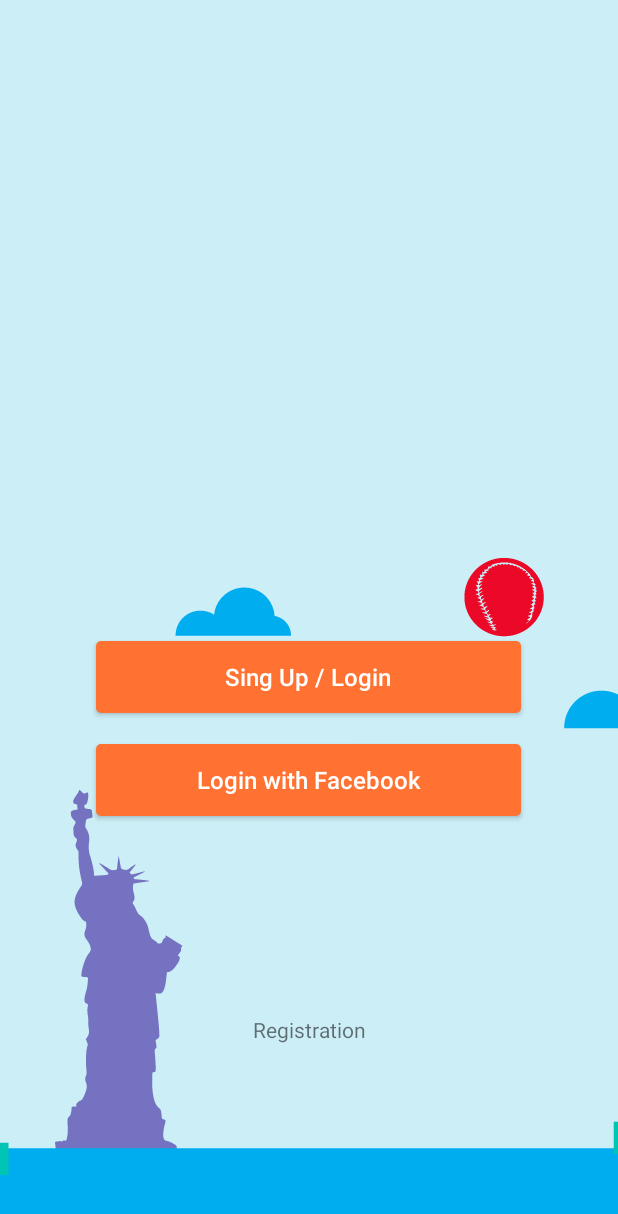
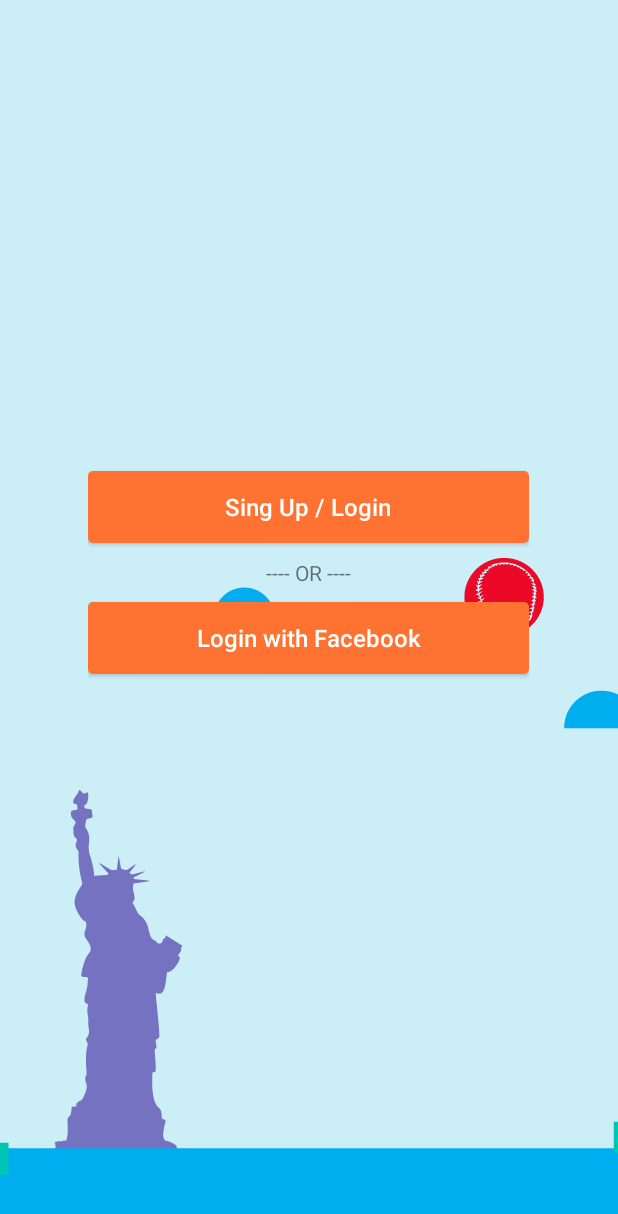
Before and after one commit to kidsdynamic/AndroidSwingApp, an Android app: the screen it shows after launch (MainActivity), on a phone screen of 412 x 824 dp. Shown: the top 1214 px of the screen. Run offline under Robolectric (Android 15) with nearby library versions, the light colour scheme and no system bars.

Commit message:
Build FragmentRegistration UI-flow and OnFinishListener

```diff
--- a/app/src/main/java/com/kidsdynamic/swing/androidswingapp/FragmentRegistration.java
+++ b/app/src/main/java/com/kidsdynamic/swing/androidswingapp/FragmentRegistration.java
@@ -2,6 +2,7 @@
 
 import android.app.Fragment;
 import android.os.Bundle;
+import android.util.Log;
 import android.view.LayoutInflater;
 import android.view.View;
 import android.view.ViewGroup;
@@ -25,16 +26,15 @@
     public View onCreateView(LayoutInflater inflater, ViewGroup container, Bundle savedInstanceState) {
         mMainView = inflater.inflate(R.layout.fragment_registration, container, false);
 
-        mMainView.findViewById(R.id.registration_label).setOnClickListener(mLabelClickListener);
-
         mViewPager = (ViewPagerRegistration) mMainView.findViewById(R.id.registration_viewpager);
+        mViewPager.setOnFinishListener(mOnFinishListener);
 
         return mMainView;
     }
 
-    View.OnClickListener mLabelClickListener = new View.OnClickListener() {
+    private ViewPagerRegistration.OnFinishListener mOnFinishListener = new ViewPagerRegistration.OnFinishListener() {
         @Override
-        public void onClick(View view) {
+        public void finish() {
             mMainActivity.showControl(true);
             mMainActivity.selectControl(null);
         }
--- a/app/src/main/java/com/kidsdynamic/swing/androidswingapp/ViewPagerRegistration.java
+++ b/app/src/main/java/com/kidsdynamic/swing/androidswingapp/ViewPagerRegistration.java
@@ -7,6 +7,7 @@
 import android.view.LayoutInflater;
 import android.view.View;
 import android.view.ViewGroup;
+import android.widget.Button;
 
 import java.util.ArrayList;
 
@@ -15,23 +16,136 @@
  */
 
 public class ViewPagerRegistration extends ViewPager {
-    ArrayList<View> mViewList;
+    private ArrayList<View> mViewList;
+
+    private Button mButtonLogin;
+    private Button mButtonFacebook;
+    private Button mButtonEmail;
+    private Button mButtonPassword;
+    private Button mButtonFirstName;
+    private Button mButtonLastName;
+    private Button mButtonPhone;
+    private Button mButtonZip;
+    private Button mButtonWatchYes;
+    private Button mButtonWatchNo;
+    private Button mButtonKidFirstName;
+    private Button mButtonKidLastName;
+
+    private OnFinishListener mOnFinishListener = null;
 
     public ViewPagerRegistration(Context context, AttributeSet attrs) {
-        super(context);
+        super(context, attrs);
 
         mViewList = new ArrayList<>();
 
         LayoutInflater inflater = (LayoutInflater) context.getSystemService(context.LAYOUT_INFLATER_SERVICE);
 
-        mViewList.add(inflater.inflate(R.layout.registration_login, null));
-        mViewList.add(inflater.inflate(R.layout.registration_account, null));
-        mViewList.add(inflater.inflate(R.layout.registration_info, null));
-        mViewList.add(inflater.inflate(R.layout.registration_have_watch, null));
-        mViewList.add(inflater.inflate(R.layout.registration_select_watch, null));
-        mViewList.add(inflater.inflate(R.layout.registration_kid, null));
+        View view;
+
+        // Page Login
+        view = inflater.inflate(R.layout.registration_login, null);
+        mViewList.add(view);
+
+        mButtonLogin = (Button) view.findViewById(R.id.registration_login_login);
+        mButtonLogin.setOnClickListener(mButtonClickListener);
+
+        mButtonFacebook = (Button) view.findViewById(R.id.registration_login_facebook);
+        mButtonFacebook.setOnClickListener(mButtonClickListener);
+
+        // Page Account
+        view = inflater.inflate(R.layout.registration_account, null);
+        mViewList.add(view);
+
+        mButtonEmail = (Button) view.findViewById(R.id.registration_account_email);
+        mButtonEmail.setOnClickListener(mButtonClickListener);
+
+        mButtonPassword = (Button) view.findViewById(R.id.registration_account_password);
+        mButtonPassword.setOnClickListener(mButtonClickListener);
+
+        // Page Info
+        view = inflater.inflate(R.layout.registration_info, null);
+        mViewList.add(view);
+
+        mButtonFirstName = (Button) view.findViewById(R.id.registration_info_first);
+        mButtonFirstName.setOnClickListener(mButtonClickListener);
+
+        mButtonLastName = (Button) view.findViewById(R.id.registration_info_last);
+        mButtonLastName.setOnClickListener(mButtonClickListener);
+
+        mButtonPhone = (Button) view.findViewById(R.id.registration_info_phone);
+        mButtonPhone.setOnClickListener(mButtonClickListener);
+
+        mButtonZip = (Button) view.findViewById(R.id.registration_info_zip);
+        mButtonZip.setOnClickListener(mButtonClickListener);
+
+        // Page Have Watch
+        view = inflater.inflate(R.layout.registration_have_watch, null);
+        mViewList.add(view);
+
+        mButtonWatchYes = (Button) view.findViewById(R.id.registration_have_watch_yes);
+        mButtonWatchYes.setOnClickListener(mButtonClickListener);
+
+        mButtonWatchNo = (Button) view.findViewById(R.id.registration_have_watch_no);
+        mButtonWatchNo.setOnClickListener(mButtonClickListener);
+
+        // Page Select Watch
+        view = inflater.inflate(R.layout.registration_select_watch, null);
+        mViewList.add(view);
+
+        // Page Kid
+        view = inflater.inflate(R.layout.registration_kid, null);
+        mViewList.add(view);
+
+        mButtonKidFirstName = (Button) view.findViewById(R.id.registration_kid_first);
+        mButtonKidFirstName.setOnClickListener(mButtonClickListener);
+
+        mButtonKidLastName = (Button) view.findViewById(R.id.registration_kid_last);
+        mButtonKidLastName.setOnClickListener(mButtonClickListener);
 
         setAdapter(mPagerAdapter);
+
+        //beginFakeDrag();    // Disable scroll
+    }
+
+    Button.OnClickListener mButtonClickListener = new OnClickListener() {
+        @Override
+        public void onClick(View view) {
+            if (view == mButtonLogin) {
+                setCurrentItem(1, true);
+            } else if (view == mButtonFacebook) {
+                setCurrentItem(2, true);
+            } else if (view == mButtonEmail) {
+                setCurrentItem(2, true);
+            } else if (view == mButtonPassword) {
+                setCurrentItem(2, true);
+            } else if (view == mButtonFirstName) {
+                setCurrentItem(3, true);
+            } else if (view == mButtonLastName) {
+                setCurrentItem(3, true);
+            } else if (view == mButtonPhone) {
+                setCurrentItem(3, true);
+            } else if (view == mButtonZip) {
+                setCurrentItem(3, true);
+            } else if (view == mButtonWatchYes) {
+                setCurrentItem(4, true);
+            } else if (view == mButtonWatchNo) {
+                setCurrentItem(4, true);
+            } else if (view == mButtonKidFirstName) {
+                if(mOnFinishListener != null)
+                    mOnFinishListener.finish();
+            } else if (view == mButtonKidLastName) {
+                if(mOnFinishListener != null)
+                    mOnFinishListener.finish();
+            }
+        }
+    };
+
+    public interface OnFinishListener {
+        void finish();
+    }
+
+    public void setOnFinishListener(OnFinishListener listener) {
+        mOnFinishListener = listener;
     }
 
     PagerAdapter mPagerAdapter = new PagerAdapter() {
--- a/app/src/main/res/layout/fragment_registration.xml
+++ b/app/src/main/res/layout/fragment_registration.xml
@@ -24,14 +24,11 @@
             android:layout_height="0dp"
             android:layout_weight="2" />
 
-        <TextView
+        <View
             android:id="@+id/registration_label"
             android:layout_width="match_parent"
             android:layout_height="0dp"
-            android:layout_weight="1"
-            android:layout_gravity="center"
-            android:gravity="center"
-            android:text="Registration" />
+            android:layout_weight="1" />
     </LinearLayout>
 
 </RelativeLayout>
--- a/app/src/main/res/layout/registration_account.xml
+++ b/app/src/main/res/layout/registration_account.xml
@@ -20,7 +20,7 @@
             android:layout_width="match_parent"
             android:layout_height="wrap_content"
             android:layout_above="@+id/registration_account_password"
-            android:layout_margin="5dp"
+            android:layout_marginBottom="10dp"
             android:text="Email" />
 
         <Button
@@ -29,7 +29,7 @@
             android:layout_width="match_parent"
             android:layout_height="wrap_content"
             android:layout_alignParentBottom="true"
-            android:layout_margin="5dp"
+            android:layout_marginBottom="100dp"
             android:text="Password" />
 
     </RelativeLayout>
--- a/app/src/main/res/layout/registration_kid.xml
+++ b/app/src/main/res/layout/registration_kid.xml
@@ -20,7 +20,7 @@
             android:layout_width="match_parent"
             android:layout_height="wrap_content"
             android:layout_above="@+id/registration_kid_last"
-            android:layout_margin="5dp"
+            android:layout_marginBottom="10dp"
             android:text="Kid's First Name" />
 
         <Button
@@ -29,7 +29,7 @@
             android:layout_width="match_parent"
             android:layout_height="wrap_content"
             android:layout_alignParentBottom="true"
-            android:layout_margin="5dp"
+            android:layout_marginBottom="100dp"
             android:text="Kid's Last Name" />
 
     </RelativeLayout>
--- a/app/src/main/res/layout/registration_login.xml
+++ b/app/src/main/res/layout/registration_login.xml
@@ -20,14 +20,17 @@
             android:layout_width="match_parent"
             android:layout_height="wrap_content"
             android:layout_above="@+id/registration_login_padding"
-            android:layout_margin="5dp"
+            android:layout_marginBottom="10dp"
             android:text="Sing Up / Login" />
 
-        <View
+        <TextView
             android:id="@+id/registration_login_padding"
             android:layout_width="match_parent"
-            android:layout_height="10dp"
-            android:layout_above="@+id/registration_login_facebook" />
+            android:layout_height="wrap_content"
+            android:layout_above="@+id/registration_login_facebook"
+            android:gravity="center"
+            android:layout_marginBottom="10dp"
+            android:text="---- OR ----" />
 
         <Button
             android:id="@+id/registration_login_facebook"
@@ -35,7 +38,7 @@
             android:layout_width="match_parent"
             android:layout_height="wrap_content"
             android:layout_alignParentBottom="true"
-            android:layout_margin="5dp"
+            android:layout_marginBottom="100dp"
             android:text="Login with Facebook" />
 
     </RelativeLayout>
--- a/app/src/main/res/layout/registration_select_watch.xml
+++ b/app/src/main/res/layout/registration_select_watch.xml
@@ -19,6 +19,8 @@
             android:layout_width="match_parent"
             android:layout_height="match_parent"
             android:gravity="center"
+            android:layout_alignParentTop="true"
+            android:layout_marginTop="20dp"
             android:text="PLEASE SELECT\nYOUR SWING WATCH" />
 
     </RelativeLayout>
```
Also changed, not shown: app/src/main/res/layout/registration_have_watch.xml (+4 -3 lines), app/src/main/res/layout/registration_info.xml (+4 -4 lines).
